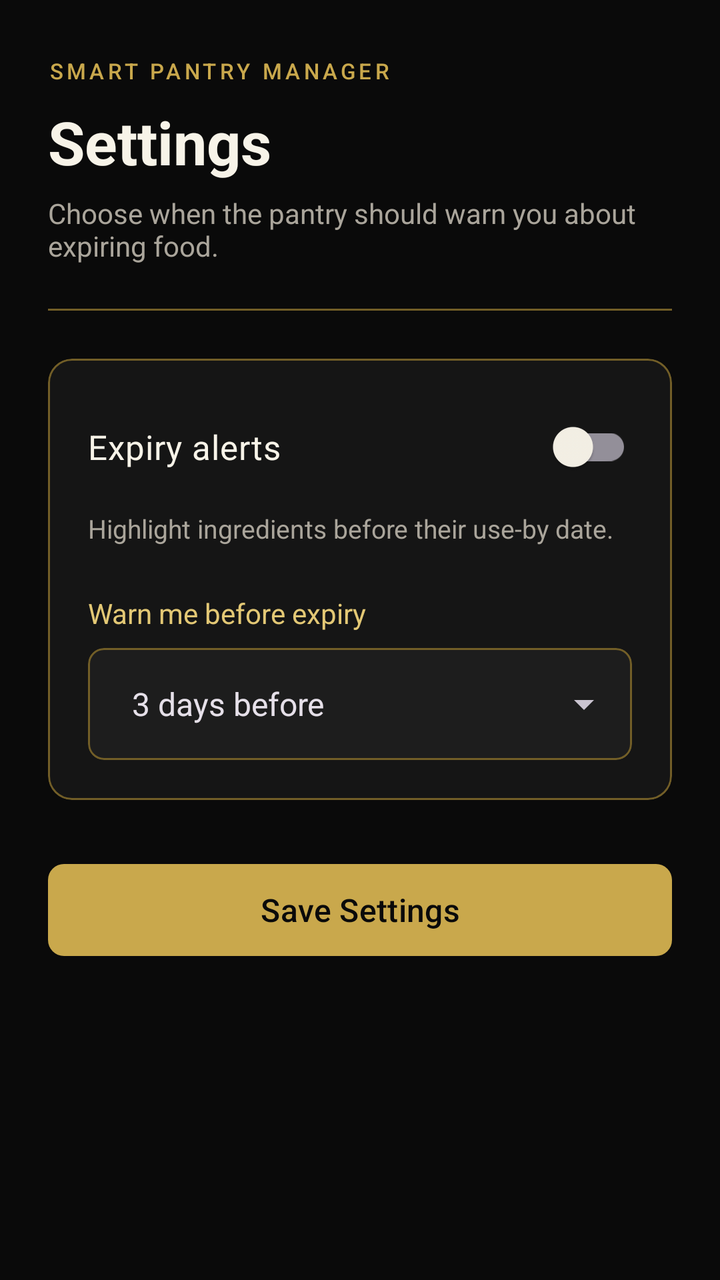
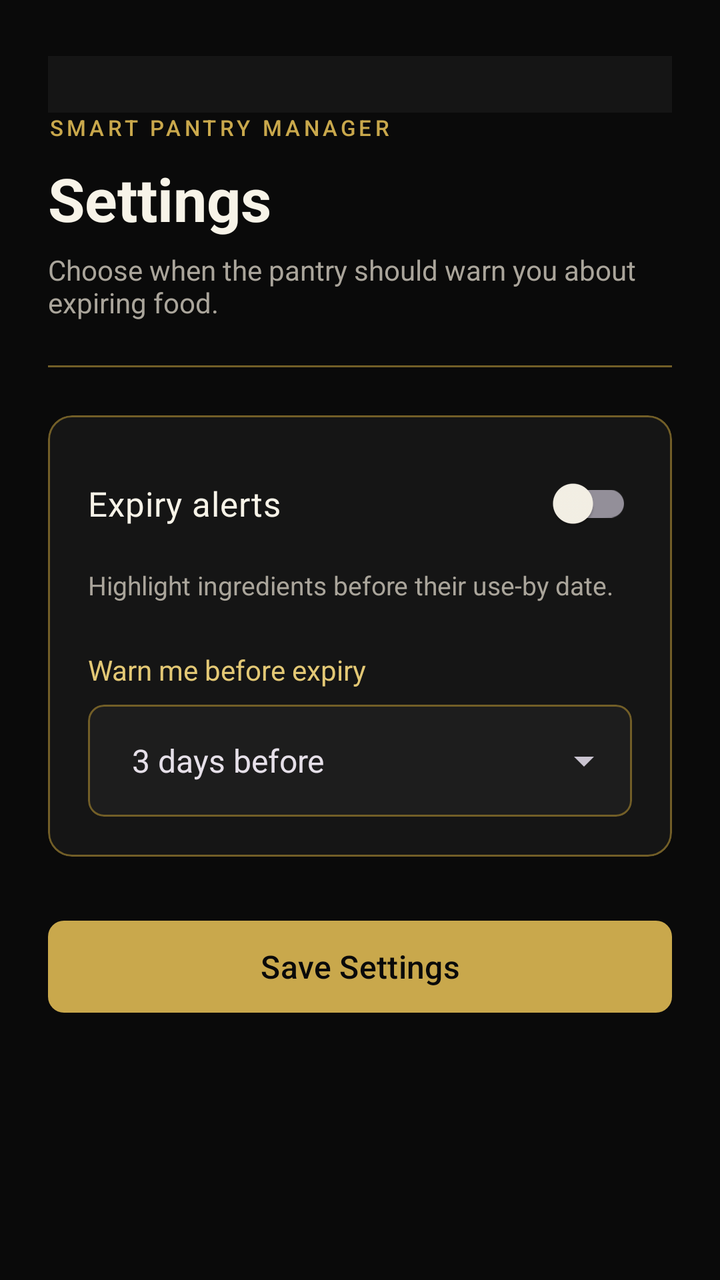

Screens rendered from an Android XML layout before and after an edit, with the pre-edit source and the edit as a unified diff.
<!-- AndroidManifest.xml: application theme Theme.SmartPantryManager -->
<!-- res/layout/activity_settings.xml -->
<?xml version="1.0" encoding="utf-8"?>
<androidx.core.widget.NestedScrollView xmlns:android="http://schemas.android.com/apk/res/android"
    xmlns:app="http://schemas.android.com/apk/res-auto"
    xmlns:tools="http://schemas.android.com/tools"
    android:id="@+id/settings_root"
    android:layout_width="match_parent"
    android:layout_height="match_parent"
    android:background="@color/app_black"
    android:fillViewport="true"
    tools:context=".SettingsActivity">

    <LinearLayout
        android:layout_width="match_parent"
        android:layout_height="wrap_content"
        android:orientation="vertical"
        android:paddingStart="24dp"
        android:paddingTop="28dp"
        android:paddingEnd="24dp"
        android:paddingBottom="36dp">

        <TextView
            android:layout_width="wrap_content"
            android:layout_height="wrap_content"
            android:fontFamily="sans-serif-medium"
            android:letterSpacing="0.16"
            android:text="@string/settings_wordmark"
            android:textColor="@color/gold"
            android:textSize="11sp" />

        <TextView
            android:layout_width="wrap_content"
            android:layout_height="wrap_content"
            android:layout_marginTop="8dp"
            android:text="@string/settings_title"
            android:textColor="@color/warm_white"
            android:textSize="30sp"
            android:textStyle="bold" />

        <TextView
            android:layout_width="match_parent"
            android:layout_height="wrap_content"
            android:layout_marginTop="6dp"
            android:text="@string/settings_intro"
            android:textColor="@color/muted_text"
            android:textSize="14sp" />

        <View
            android:layout_width="match_parent"
            android:layout_height="1dp"
            android:layout_marginTop="22dp"
            android:background="@color/gold_dark" />

        <com.google.android.material.card.MaterialCardView
            android:layout_width="match_parent"
            android:layout_height="wrap_content"
            android:layout_marginTop="24dp"
            app:cardBackgroundColor="@color/surface_black"
            app:cardCornerRadius="12dp"
            app:cardElevation="0dp"
            app:strokeColor="@color/gold_dark"
            app:strokeWidth="1dp">

            <LinearLayout
                android:layout_width="match_parent"
                android:layout_height="wrap_content"
                android:orientation="vertical"
                android:padding="20dp">

                <com.google.android.material.switchmaterial.SwitchMaterial
                    android:id="@+id/switch_expiry_alerts"
                    android:layout_width="match_parent"
                    android:layout_height="wrap_content"
                    android:text="@string/expiry_alerts"
                    android:textColor="@color/warm_white"
                    android:textSize="17sp"
                    app:buttonTint="@color/gold" />

                <TextView
                    android:layout_width="match_parent"
                    android:layout_height="wrap_content"
                    android:layout_marginTop="8dp"
                    android:text="@string/expiry_alerts_hint"
                    android:textColor="@color/muted_text"
                    android:textSize="13sp" />

                <TextView
                    android:layout_width="wrap_content"
                    android:layout_height="wrap_content"
                    android:layout_marginTop="24dp"
                    android:text="@string/warning_period"
                    android:textColor="@color/gold_light"
                    android:textSize="14sp" />

                <com.google.android.material.card.MaterialCardView
                    android:layout_width="match_parent"
                    android:layout_height="56dp"
                    android:layout_marginTop="8dp"
                    app:cardBackgroundColor="@color/surface_black_light"
                    app:cardCornerRadius="8dp"
                    app:cardElevation="0dp"
                    app:strokeColor="@color/gold_dark"
                    app:strokeWidth="1dp">

                    <Spinner
                        android:id="@+id/spinner_expiry_warning_days"
                        android:layout_width="match_parent"
                        android:layout_height="match_parent"
                        android:entries="@array/expiry_warning_day_labels"
                        android:paddingStart="14dp"
                        android:paddingEnd="10dp"
                        android:popupBackground="@color/surface_black_light"
                        android:spinnerMode="dropdown" />

                </com.google.android.material.card.MaterialCardView>

            </LinearLayout>

        </com.google.android.material.card.MaterialCardView>

        <com.google.android.material.button.MaterialButton
            android:id="@+id/button_save_settings"
            android:layout_width="match_parent"
            android:layout_height="54dp"
            android:layout_marginTop="28dp"
            android:text="@string/save_settings"
            android:textAllCaps="false"
            android:textColor="@color/app_black"
            android:textSize="16sp"
            app:backgroundTint="@color/gold"
            app:cornerRadius="8dp" />

    </LinearLayout>

</androidx.core.widget.NestedScrollView>
<!-- resources referenced by this layout -->
<resources>
  <string-array name="expiry_warning_day_labels">
          <item>3 days before</item>
          <item>7 days before</item>
          <item>14 days before</item>
          <item>30 days before</item>
      </string-array>
  <color name="app_black">#0A0A0A</color>
  <color name="gold">#C9A84C</color>
  <color name="gold_dark">#725E27</color>
  <color name="gold_light">#E3C875</color>
  <color name="muted_text">#AAA59B</color>
  <color name="surface_black">#151515</color>
  <color name="surface_black_light">#1D1D1D</color>
  <color name="warm_white">#F7F3E8</color>
  <string name="expiry_alerts">Expiry alerts</string>
  <string name="expiry_alerts_hint">Highlight ingredients before their use-by date.</string>
  <string name="save_settings">Save Settings</string>
  <string name="settings_intro">Choose when the pantry should warn you about expiring food.</string>
  <string name="settings_title">Settings</string>
  <string name="settings_wordmark">SMART PANTRY MANAGER</string>
  <string name="warning_period">Warn me before expiry</string>
  <style name="Theme.SmartPantryManager" parent="Base.Theme.SmartPantryManager" />
  <style name="Base.Theme.SmartPantryManager" parent="Theme.Material3.Dark.NoActionBar">
          <item name="colorPrimary">@color/gold</item>
          <item name="colorOnPrimary">@color/app_black</item>
          <item name="colorSecondary">@color/gold_light</item>
          <item name="colorSurface">@color/app_black</item>
          <item name="colorOnSurface">@color/warm_white</item>
          <item name="android:statusBarColor">@color/app_black</item>
          <item name="android:navigationBarColor">@color/app_black</item>
          <item name="android:windowLightStatusBar">false</item>
      </style>
</resources>

<!-- the commit's change to res/layout/activity_settings.xml (unified diff, before → after) -->
@@ -17,6 +17,17 @@
         android:paddingTop="28dp"
         android:paddingEnd="24dp"
         android:paddingBottom="36dp">
+
+        <com.google.android.material.appbar.MaterialToolbar
+            android:id="@+id/toolbar_navigation"
+            android:layout_width="match_parent"
+            android:layout_height="56dp"
+            android:layout_marginStart="-24dp"
+            android:layout_marginTop="-28dp"
+            android:layout_marginEnd="-24dp"
+            android:background="@color/surface_black"
+            android:contentDescription="@string/main_navigation_description"
+            tools:menu="@menu/main_navigation_menu" />
 
         <TextView
             android:layout_width="wrap_content"
<!-- resource entries referenced after the edit -->
@@ -16,6 +16,7 @@
   <color name="warm_white">#F7F3E8</color>
   <string name="expiry_alerts">Expiry alerts</string>
   <string name="expiry_alerts_hint">Highlight ingredients before their use-by date.</string>
+  <string name="main_navigation_description">Main application navigation</string>
   <string name="save_settings">Save Settings</string>
   <string name="settings_intro">Choose when the pantry should warn you about expiring food.</string>
   <string name="settings_title">Settings</string>
